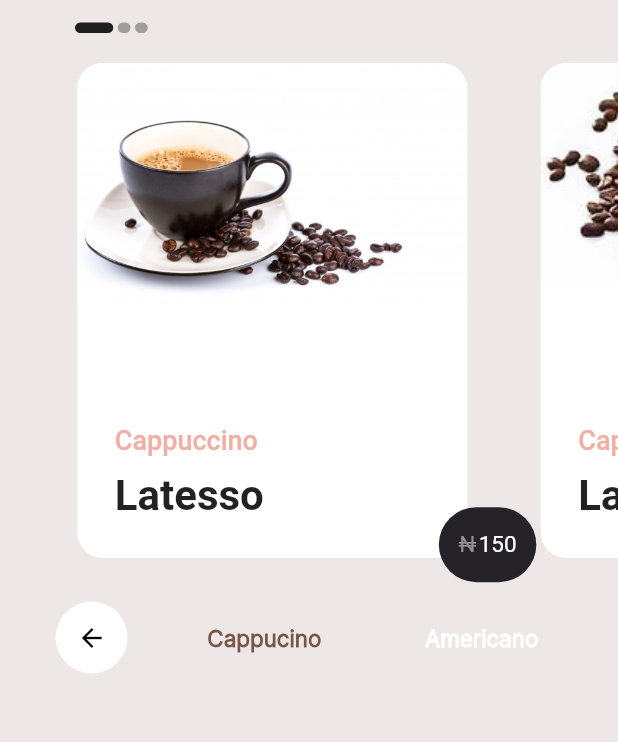
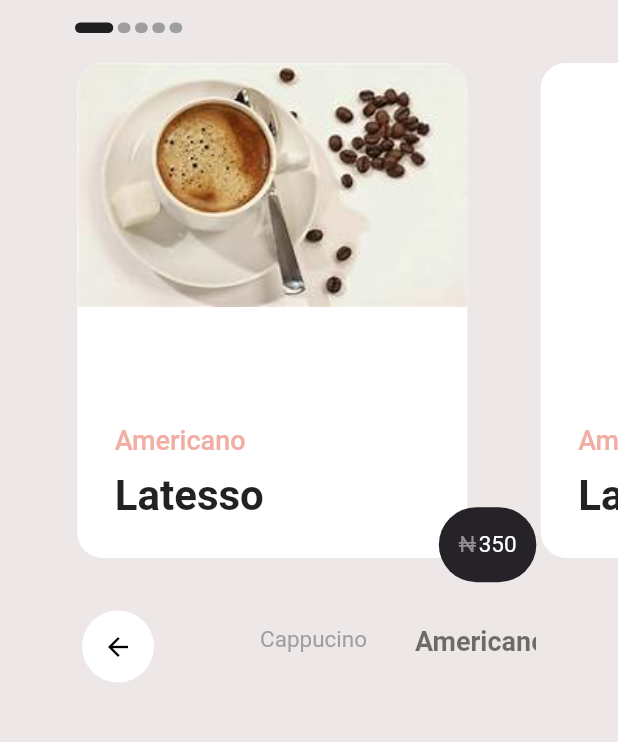
Before and after one commit to ikennaumeh/coffee_flutter, a Flutter app: the screen it shows after launch, after a tap on the "arrow back" icon, on a phone screen of 412 x 824 dp, the part 141-883 px from its top. Run offline on Flutter 3.47's test engine with Material 2 defaults, Android fonts, the phone set to English and light mode, and no system bars; drawn by our look-alikes of smooth_page_indicator.

```diff
--- a/lib/Screens/home_screen.dart
+++ b/lib/Screens/home_screen.dart
@@ -5,27 +5,113 @@ import 'package:flutterapp/coffee_card.dart';
 import 'package:flutterapp/coffee_model.dart';
 import 'package:smooth_page_indicator/smooth_page_indicator.dart';
 
-enum Type { cappucino, americano, latte, espresso, ristretto }
+
 
 class HomeScreen extends StatefulWidget {
   @override
   _HomeScreenState createState() => _HomeScreenState();
 }
 
-class _HomeScreenState extends State<HomeScreen> {
+class _HomeScreenState extends State<HomeScreen>
+    with SingleTickerProviderStateMixin {
+  int _currentIndex = 0;
+  int _categoryIndex = 0;
+  List<Coffee> coffeeList1 = List<Coffee>();
+  List<Coffee> coffeeList2 = List<Coffee>();
+  Category category1;
+  Category category2;
+  List<Category> categoryList = List<Category>();
+
   final _pageController =
       PageController(viewportFraction: 0.75, initialPage: 0);
 
-  Type
-      selectedType; // for the ternary operation in the setting the lighting in the bottom row
+
 
   @override
   void initState() {
+    this.coffeeList1.add(
+          Coffee(
+              coffeeName: "Cappuccino",
+              coffeeImage: "images/coffee1.jpg",
+              coffeePrice: "150",
+              coffeesubText: "Latesso"),
+        );
+    this.coffeeList1.add(
+          Coffee(
+              coffeeName: "Cappuccino",
+              coffeeImage: "images/coffee2.jpg",
+              coffeePrice: "300",
+              coffeesubText: "Latesso"),
+        );
+    this.coffeeList1.add(
+          Coffee(
+              coffeeName: "Cappuccino",
+              coffeeImage: "images/coffee3.jpg",
+              coffeePrice: "450",
+              coffeesubText: "Latesso"),
+        );
+    this.coffeeList1.add(
+          Coffee(
+              coffeeName: "Cappuccino",
+              coffeeImage: "images/coffee4.jpg",
+              coffeePrice: "400",
+              coffeesubText: "Latesso"),
+        );
+    this.coffeeList1.add(
+          Coffee(
+              coffeeName: "Cappuccino",
+              coffeeImage: "images/coffee5.jpg",
+              coffeePrice: "100",
+              coffeesubText: "Latesso"),
+        );
+    this.coffeeList2.add(
+          Coffee(
+              coffeeName: "Americano",
+              coffeeImage: "images/coffee4.jpg",
+              coffeePrice: "350",
+              coffeesubText: "Latesso"),
+        );
+    this.coffeeList2.add(
+          Coffee(
+              coffeeName: "Americano",
+              coffeeImage: "images/coffee5.jpg",
+              coffeePrice: "550",
+              coffeesubText: "Latesso"),
+        );
+    this.coffeeList2.add(
+          Coffee(
+              coffeeName: "Americano",
+              coffeeImage: "images/coffee1.jpg",
+              coffeePrice: "500",
+              coffeesubText: "Latesso"),
+        );
+    this.coffeeList2.add(
+          Coffee(
+              coffeeName: "Americano",
+              coffeeImage: "images/coffee4.jpg",
+              coffeePrice: "550",
+              coffeesubText: "Latesso"),
+        );
+    this.coffeeList2.add(
+          Coffee(
+              coffeeName: "Americano",
+              coffeeImage: "images/coffee2.jpg",
+              coffeePrice: "350",
+              coffeesubText: "Latesso"),
+        );
+
+    this.category1 = Category('Cappucino', this.coffeeList1);
+    this.category2 = Category('Americano', this.coffeeList2);
+
+    this.categoryList.add(this.category1);
+    this.categoryList.add(this.category2);
+
     super.initState();
   }
 
   @override
   Widget build(BuildContext context) {
+    List<Coffee> coffeeList = categoryList[_categoryIndex].coffeeList;
     return Scaffold(
       backgroundColor: Color.fromRGBO(237, 231, 231, 1),
       body: SafeArea(
@@ -65,7 +151,7 @@ class _HomeScreenState extends State<HomeScreen> {
                 height: 20,
               ),
               Center(
-                child: _buildPageView(),
+                child: _buildPageView(coffeeList),
               ),
               SizedBox(
                 height: 9,
@@ -94,47 +180,52 @@ class _HomeScreenState extends State<HomeScreen> {
               icon: Icon(Icons.arrow_back),
               color: Colors.black,
               onPressed: () {
-                print('Arrow was clicked');
+                setState(() {
+                  if (_categoryIndex == 0)
+                    _categoryIndex = 1;
+                  else if (_categoryIndex == 1) _categoryIndex = 0;
+                });
               },
               iconSize: 20.0,
             ),
           ),
-          FlatButton(
-            child: Text(
-              "Cappucino",
-              style: TextStyle(
-                fontFamily: 'Inter',
-                fontSize: 15.0,
-                color: selectedType == Type.cappucino
-                    ? Colors.white
-                    : Colors.brown,
-                fontWeight: FontWeight.w800,
-              ),
-            ),
-            onPressed: () {
-              setState(() {
-                selectedType = Type.cappucino;
-              });
+          LayoutBuilder(
+            builder: (context, constraints) {
+              return Container(
+                width: 200,
+                height: 60,
+                child: ListView.builder(
+                  scrollDirection: Axis.horizontal,
+                  itemCount: categoryList.length,
+                  itemBuilder: (context, index) {
+                    return InkWell(
+                      onTap: () {
+                        setState(() {
+                          _categoryIndex = index;
+                          _pageController.jumpToPage(0);
+                        });
+                      },
+                      child: Padding(
+                        padding: EdgeInsets.all(16.0),
+                        child: Text(
+                          categoryList[index].title,
+                          style: TextStyle(
+                            fontWeight: _categoryIndex == index
+                                ? FontWeight.bold
+                                : FontWeight.normal,
+                            fontSize: _categoryIndex == index ? 18 : 15,
+                            color: _categoryIndex == index
+                                ? Colors.black54
+                                : Colors.grey,
+                          ),
+                        ),
+                      ),
+                    );
+                  },
+                ),
+              );
             },
           ),
-          FlatButton(
-            child: Text(
-              'Americano',
-              style: TextStyle(
-                fontFamily: 'Inter',
-                fontSize: 15.0,
-                fontWeight: FontWeight.w800,
-                color: selectedType == Type.americano
-                    ? Colors.brown
-                    : Colors.white,
-              ),
-            ),
-            onPressed: () {
-              setState(() {
-                selectedType = Type.americano;
-              });
-            },
-          )
         ],
       ),
     );
@@ -143,7 +234,7 @@ class _HomeScreenState extends State<HomeScreen> {
   SmoothPageIndicator _buildSmoothPageIndicator() {
     return SmoothPageIndicator(
       controller: _pageController,
-      count: CappucinoCoffeeList.cappucinocoffeelist.length,
+      count: CoffeeList.coffeeList.length,
       effect: ExpandingDotsEffect(
         dotHeight: 7.0,
         dotWidth: 8.5,
@@ -154,7 +245,7 @@ class _HomeScreenState extends State<HomeScreen> {
     );
   }
 
-  Container _buildPageView() {
+  Container _buildPageView(List<Coffee> coffeeList) {
     return Container(
       // margin: EdgeInsets.only(right:10),
       height: 350,
@@ -162,9 +253,14 @@ class _HomeScreenState extends State<HomeScreen> {
 
       child: PageView.builder(
           controller: _pageController,
-          itemCount: CappucinoCoffeeList.cappucinocoffeelist.length,
+          itemCount: coffeeList.length,
+          onPageChanged: (index) {
+            setState(() {
+              _currentIndex = index;
+            });
+          },
           itemBuilder: (context, index) {
-            Coffee coffee = CappucinoCoffeeList.cappucinocoffeelist[index];
+            Coffee coffee = coffeeList[index];
             var name = coffee.coffeeName;
             var image = coffee.coffeeImage;
             var price = coffee.coffeePrice;
--- a/lib/coffee_model.dart
+++ b/lib/coffee_model.dart
@@ -45,48 +45,9 @@ class CoffeeList {
   }
 }
 
-class CappucinoCoffeeList {
-  static List<Coffee> _cappucinocoffeelist = [
-    Coffee(
-        coffeeName: "Cappuccino",
-        coffeeImage: "images/coffee1.jpg",
-        coffeePrice: "150",
-        coffeesubText: "Latesso"),
-    Coffee(
-        coffeeName: "Cappucino",
-        coffeeImage: "images/coffee3.jpg",
-        coffeePrice: "300",
-        coffeesubText: "Latesso"),
-    Coffee(
-        coffeeName: "Cappucino",
-        coffeeImage: "images/coffee4.jpg",
-        coffeePrice: "300",
-        coffeesubText: "Latesso"),
-  ];
-  static List<Coffee> get cappucinocoffeelist {
-    return _cappucinocoffeelist;
-  }
+class Category {
+  String title;
+  List<Coffee> coffeeList;
+
+  Category(this.title, this.coffeeList);
 }
-
-class AmericanoCoffeeList {
-  static List<Coffee> _americanocoffeelist = [
-    Coffee(
-        coffeeName: "Americano",
-        coffeeImage: "images/coffee4.jpg",
-        coffeePrice: "350",
-        coffeesubText: "Latesso"),
-    Coffee(
-        coffeeName: "Americano",
-        coffeeImage: "images/coffee1.jpg",
-        coffeePrice: "350",
-        coffeesubText: "Latesso"),
-    Coffee(
-        coffeeName: "Americano",
-        coffeeImage: "images/coffee5.jpg",
-        coffeePrice: "350",
-        coffeesubText: "Latesso"),
-  ];
-  static List<Coffee> get americanocoffeelist {
-    return _americanocoffeelist;
-  }
-}
```
Also changed, not shown: lib/category_model.dart (added).
